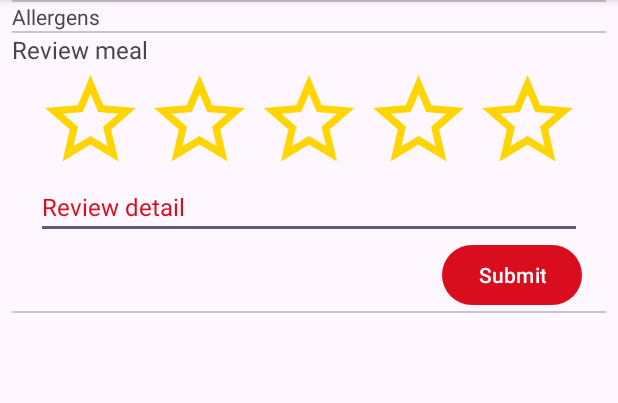
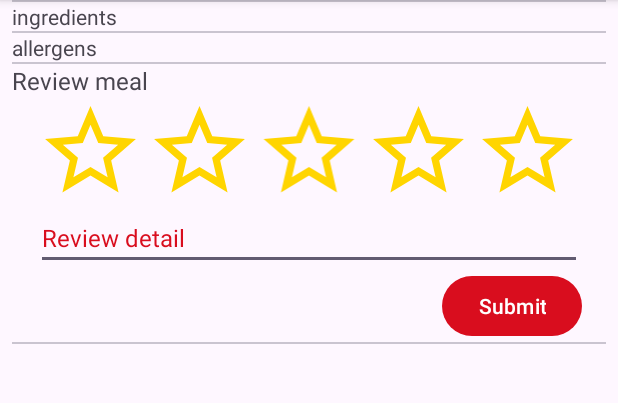
Before and after one commit to MarekHavel/ITU, an Android app: the fragment FoodDetailFragment shown on its own in the app's theme, on a phone screen of 412 x 824 dp, the part 96-499 px from its top. Run offline under Robolectric (Android 15) with nearby library versions, the phone set to English and light mode, and no system bars.

Commit message:
Food detail update

```diff
--- a/frontend/app/src/main/java/eu/havy/canteen/ui/food_detail/FoodDetailFragment.java
+++ b/frontend/app/src/main/java/eu/havy/canteen/ui/food_detail/FoodDetailFragment.java
@@ -57,19 +57,21 @@ public class FoodDetailFragment extends Fragment {
                 if (error.isEmpty() ) {
                     switch (Api.Request.getEnum(msg.what)) {
                         case GET_DISH:
+                            binding.foodDetail.foodWeight.setText(String.format("%s g", jsonObject.getString("weight")));
                             binding.foodDetail.foodName.setText(jsonObject.getString("name"));
                             binding.foodDetail.foodPrice.setText(String.format("%s Kč", jsonObject.getString("price")));
-                            binding.foodDetail.foodIngridients.setText(jsonObject.getString("ingredients").replace(", ", "\n"));
+                            binding.foodDetail.foodIngredients.setText(jsonObject.getString("ingredients").replace(", ", "\n"));
                             JSONArray allergens = new JSONArray(jsonObject.getString("allergens"));
                             StringBuilder allergensString = new StringBuilder();
                             for (int i = 0; i < allergens.length(); i++) {
                                 allergensString.append(allergens.getJSONObject(i).getString("code"));
                                 allergensString.append(" ");
                                 allergensString.append(allergens.getJSONObject(i).getString("name"));
-                                allergensString.append("\n");
+                                if (i != allergens.length() - 1) {
+                                    allergensString.append("\n");
+                                }
                             }
                             binding.foodDetail.foodAllergens.setText(allergensString);
-                            //binding.foodWeight.setText(String.format("%s g", jsonObject.getString("weight")));
                             //TODO set image
                             break;
                         case ADD_REVIEW:
--- a/frontend/app/src/main/res/layout/food_detail.xml
+++ b/frontend/app/src/main/res/layout/food_detail.xml
@@ -76,10 +76,20 @@
         android:orientation="vertical">
 
         <TextView
-            android:id="@+id/food_ingridients"
+            android:id="@+id/food_weight"
             android:layout_width="match_parent"
             android:layout_height="wrap_content"
-            android:text="Ingridients" />
+            android:text="weight" />
+
+        <com.google.android.material.divider.MaterialDivider
+            android:layout_width="match_parent"
+            android:layout_height="wrap_content"/>
+
+        <TextView
+            android:id="@+id/food_ingredients"
+            android:layout_width="match_parent"
+            android:layout_height="wrap_content"
+            android:text="ingredients" />
 
         <com.google.android.material.divider.MaterialDivider
             android:layout_width="match_parent"
@@ -89,7 +99,7 @@
             android:id="@+id/food_allergens"
             android:layout_width="match_parent"
             android:layout_height="wrap_content"
-            android:text="Allergens" />
+            android:text="allergens" />
 
     </LinearLayout>
 
```
